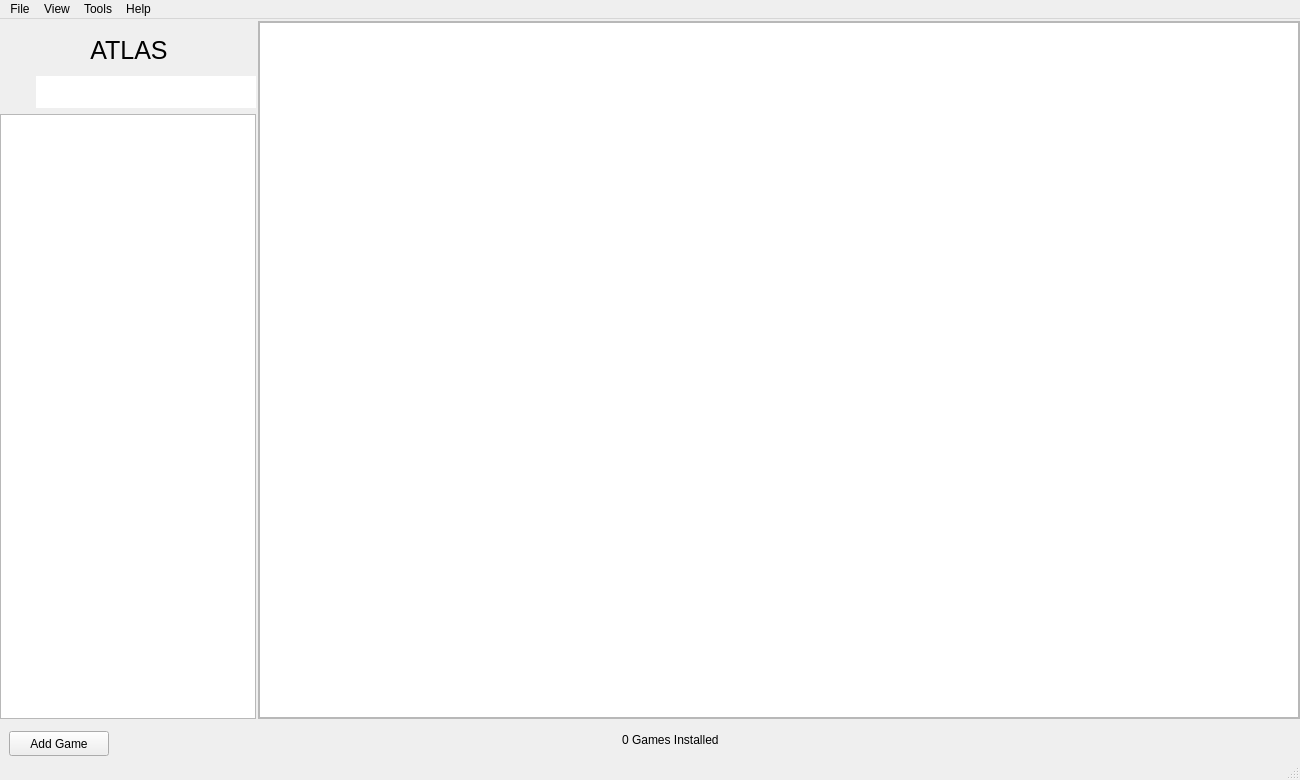
Before: the Qt Designer form src/ui/mainwindow.ui in KJNeko/Atlas, drawn with Qt 5.
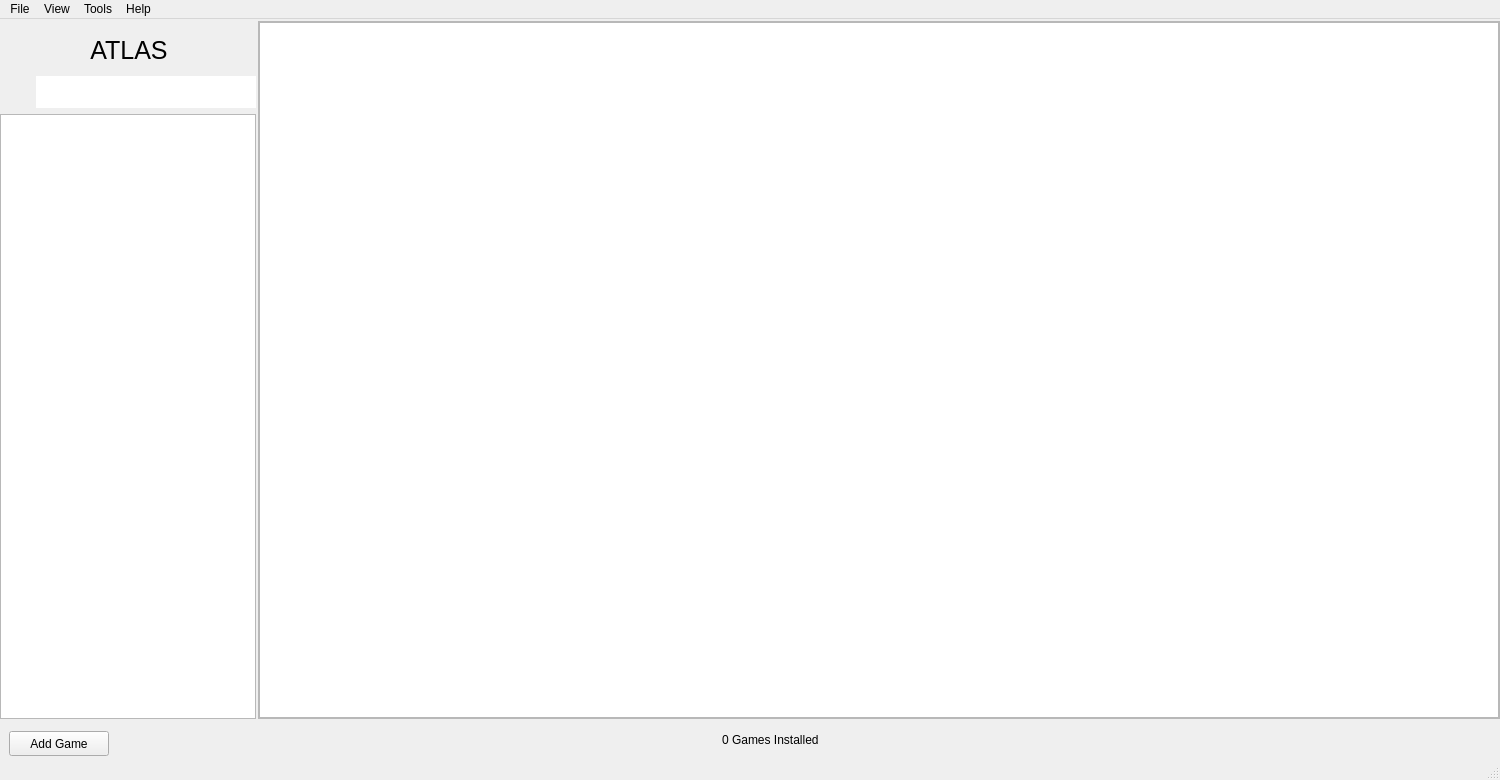
After: the same form once the commit is applied. Icons and pictures are not drawn. Custom widgets are drawn as their Qt base class.

```diff
--- a/src/ui/mainwindow.ui
+++ b/src/ui/mainwindow.ui
@@ -9,7 +9,7 @@
    <rect>
     <x>0</x>
     <y>0</y>
-    <width>1300</width>
+    <width>1500</width>
     <height>780</height>
    </rect>
   </property>
```
